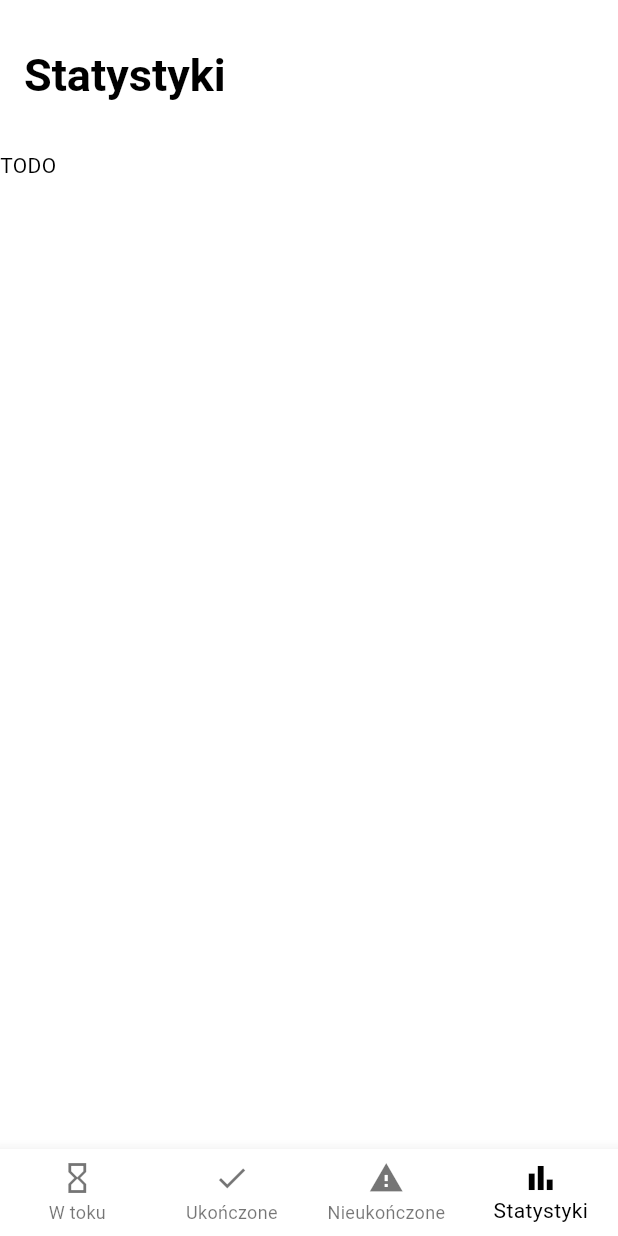
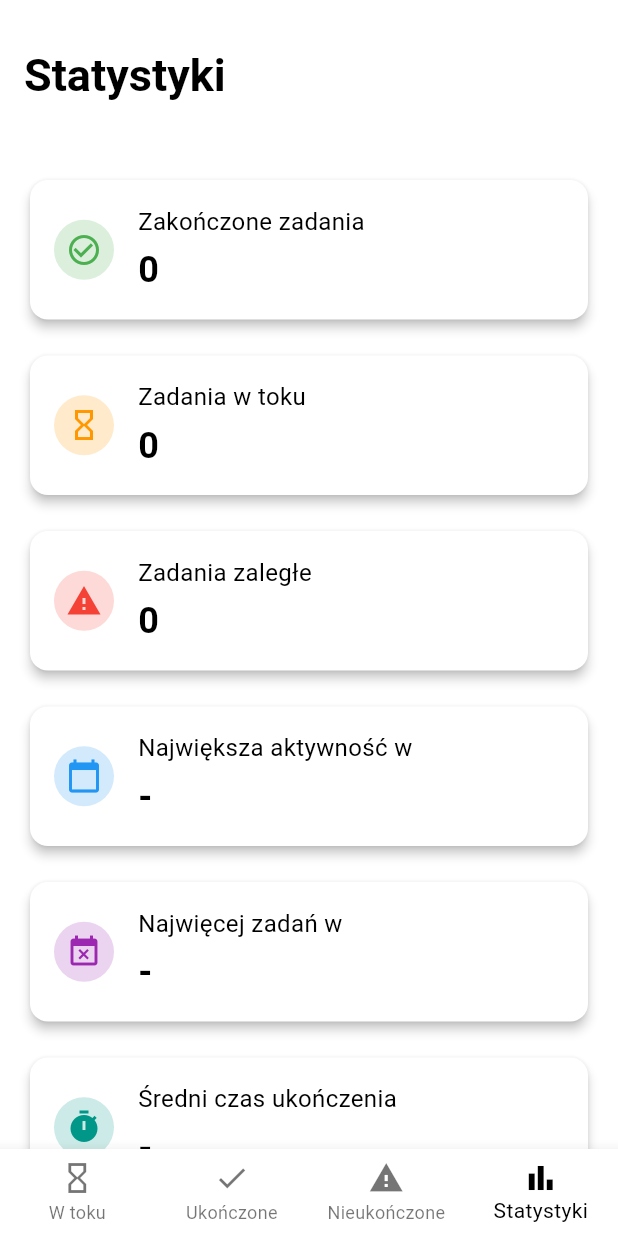
Before and after one commit to szyszoch/flutter_task_manager, a Flutter app: the screen it shows after launch, item 4 of the bottom bar chosen, on a phone screen of 412 x 824 dp. Run offline on Flutter 3.47's test engine with Material 3 defaults, Android fonts, the phone set to English and light mode, and no system bars; our stand-ins replace flutter_local_notifications, sqflite, timezone; accounts and stored records are empty.

Commit message:
Add statistics page with helper

```diff
--- /dev/null
+++ b/lib/helpers/statistics_helper.dart
@@ -0,0 +1,85 @@
+import 'package:flutter_task_manager/helpers/week_helper.dart';
+import 'package:flutter_task_manager/models/task.dart';
+
+class StatisticsHelper {
+  final int completedCount;
+  final int ongoingCount;
+  final int overdueCount;
+  final String mostProductiveDay;
+  final String busiestDay;
+  final String averageCompletionTime;
+
+  const StatisticsHelper({
+    required this.completedCount,
+    required this.ongoingCount,
+    required this.overdueCount,
+    required this.mostProductiveDay,
+    required this.busiestDay,
+    required this.averageCompletionTime,
+  });
+
+  factory StatisticsHelper.fromTasks(
+    List<Task> completed,
+    List<Task> ongoing,
+    List<Task> overdue,
+  ) {
+    final completedCount = completed.length;
+    final ongoingCount = ongoing.length;
+    final overdueCount = overdue.length;
+
+    final mostProductiveDay = _calculateMostProductiveDay(completed);
+    final busiestDay = _calculateBusiestDay([
+      ...completed,
+      ...ongoing,
+      ...overdue,
+    ]);
+    final averageCompletionTime = _calculateAverageCompletionTime(completed);
+
+    return StatisticsHelper(
+      completedCount: completedCount,
+      ongoingCount: ongoingCount,
+      overdueCount: overdueCount,
+      mostProductiveDay: mostProductiveDay,
+      busiestDay: busiestDay,
+      averageCompletionTime: averageCompletionTime,
+    );
+  }
+
+  static String _calculateMostProductiveDay(List<Task> tasks) {
+    if (tasks.isEmpty) return '-';
+    final dayCounts = <int, int>{};
+    for (final task in tasks) {
+      final weekday = task.completedAt!.weekday;
+      dayCounts[weekday] = (dayCounts[weekday] ?? 0) + 1;
+    }
+    final mostProductive = dayCounts.entries
+        .reduce((a, b) => a.value >= b.value ? a : b)
+        .key;
+    return weekday(mostProductive);
+  }
+
+  static String _calculateBusiestDay(List<Task> tasks) {
+    if (tasks.isEmpty) return '-';
+    final dayCounts = <int, int>{};
+    for (final task in tasks) {
+      final weekday = task.deadline.weekday;
+      dayCounts[weekday] = (dayCounts[weekday] ?? 0) + 1;
+    }
+    final busiest = dayCounts.entries
+        .reduce((a, b) => a.value >= b.value ? a : b)
+        .key;
+    return weekday(busiest);
+  }
+
+  static String _calculateAverageCompletionTime(List<Task> tasks) {
+    if (tasks.isEmpty) return '-';
+    final durations = tasks
+        .map((t) => t.completedAt!.difference(t.deadline).inMinutes.abs())
+        .toList();
+    final avgMinutes = (durations.reduce((a, b) => a + b) / durations.length)
+        .round();
+    final hours = avgMinutes ~/ 60;
+    final minutes = avgMinutes % 60;
+    return '${hours}h ${minutes}m';
+  }
+}
--- /dev/null
+++ b/lib/helpers/week_helper.dart
@@ -0,0 +1,23 @@
+String weekday(int weekday, {bool short = false}) {
+  const fullNames = {
+    1: 'Poniedziałek',
+    2: 'Wtorek',
+    3: 'Środa',
+    4: 'Czwartek',
+    5: 'Piątek',
+    6: 'Sobota',
+    7: 'Niedziela',
+  };
+
+  const shortNames = {
+    1: 'Pon',
+    2: 'Wt',
+    3: 'Śr',
+    4: 'Czw',
+    5: 'Pt',
+    6: 'Sob',
+    7: 'Nd',
+  };
+
+  return short ? shortNames[weekday] ?? '-' : fullNames[weekday] ?? '-';
+}
--- a/lib/pages/statistics_page.dart
+++ b/lib/pages/statistics_page.dart
@@ -1,4 +1,6 @@
 import 'package:flutter/material.dart';
+import 'package:flutter_task_manager/helpers/database_helper.dart';
+import 'package:flutter_task_manager/helpers/statistics_helper.dart';
 
 class StatisticsPage extends StatefulWidget {
   const StatisticsPage({super.key});
@@ -8,8 +10,122 @@ class StatisticsPage extends StatefulWidget {
 }
 
 class _StatisticsPageState extends State<StatisticsPage> {
+  late final StatisticsHelper _stats;
+  bool isLoading = true;
+
+  @override
+  void initState() {
+    super.initState();
+    _loadStatistics();
+  }
+
+  Future<void> _loadStatistics() async {
+    final db = DatabaseHelper.instance;
+    _stats = StatisticsHelper.fromTasks(
+      await db.completedTasks(),
+      await db.ongoingTasks(),
+      await db.overdueTasks(),
+    );
+    if (mounted) setState(() => isLoading = false);
+  }
+
+  Widget _buildStatisticCard(
+    String title,
+    String value,
+    IconData icon,
+    Color color,
+  ) {
+    return Card(
+      elevation: 3,
+      shape: RoundedRectangleBorder(borderRadius: BorderRadius.circular(12)),
+      child: Padding(
+        padding: const EdgeInsets.all(16),
+        child: Row(
+          children: [
+            CircleAvatar(
+              backgroundColor: color.withValues(alpha: 0.2),
+              child: Icon(icon, color: color),
+            ),
+            const SizedBox(width: 16),
+            Expanded(
+              child: Column(
+                crossAxisAlignment: CrossAxisAlignment.start,
+                children: [
+                  Text(
+                    title,
+                    style: const TextStyle(fontSize: 16),
+                    overflow: TextOverflow.ellipsis,
+                  ),
+                  const SizedBox(height: 4),
+                  Text(
+                    value,
+                    style: const TextStyle(
+                      fontSize: 24,
+                      fontWeight: FontWeight.bold,
+                    ),
+                    overflow: TextOverflow.ellipsis,
+                  ),
+                ],
+              ),
+            ),
+          ],
+        ),
+      ),
+    );
+  }
+
   @override
   Widget build(BuildContext context) {
-    return const Text("TODO");
+    if (isLoading) return const Center(child: CircularProgressIndicator());
+
+    return SingleChildScrollView(
+      padding: const EdgeInsets.all(16),
+      child: Column(
+        crossAxisAlignment: CrossAxisAlignment.start,
+        children: [
+          _buildStatisticCard(
+            'Zakończone zadania',
+            _stats.completedCount.toString(),
+            Icons.check_circle_outline,
+            Colors.green,
+          ),
+          const SizedBox(height: 16),
+          _buildStatisticCard(
+            'Zadania w toku',
+            _stats.ongoingCount.toString(),
+            Icons.hourglass_empty,
+            Colors.orange,
+          ),
+          const SizedBox(height: 16),
+          _buildStatisticCard(
+            'Zadania zaległe',
+            _stats.overdueCount.toString(),
+            Icons.warning,
+            Colors.red,
+          ),
+          const SizedBox(height: 16),
+          _buildStatisticCard(
+            'Największa aktywność w',
+            _stats.mostProductiveDay,
+            Icons.calendar_today,
+            Colors.blue,
+          ),
+          const SizedBox(height: 16),
+          _buildStatisticCard(
+            'Najwięcej zadań w',
+            _stats.busiestDay,
+            Icons.event_busy,
+            Colors.purple,
+          ),
+          const SizedBox(height: 16),
+          _buildStatisticCard(
+            'Średni czas ukończenia',
+            _stats.averageCompletionTime,
+            Icons.timer,
+            Colors.teal,
+          ),
+        ],
+      ),
+    );
   }
 }
```
